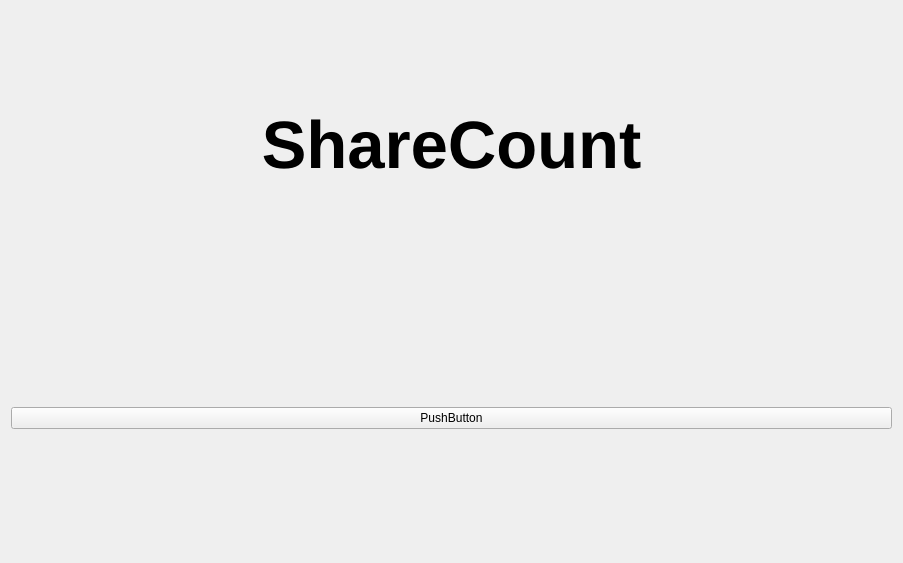
Esr0g/ShareCount, file vues/pageCreationCompte/PageCreationCompte.ui: the form before one commit.
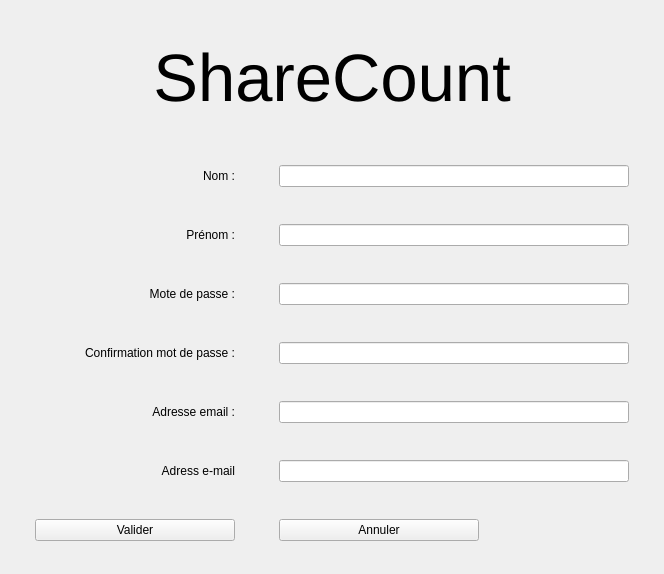
The form after the commit.

Commit message: Lorsque l'on appuie sur annuler de la page creéation de compte on reviens maintenant sur la page d'accueil

```diff
--- a/vues/pageCreationCompte/PageCreationCompte.ui
+++ b/vues/pageCreationCompte/PageCreationCompte.ui
@@ -6,21 +6,104 @@
    <rect>
     <x>0</x>
     <y>0</y>
-    <width>903</width>
-    <height>563</height>
+    <width>664</width>
+    <height>574</height>
    </rect>
   </property>
   <property name="windowTitle">
    <string>Form</string>
   </property>
-  <layout class="QVBoxLayout" name="verticalLayout">
-   <item>
+  <layout class="QGridLayout" name="gridLayout">
+   <property name="sizeConstraint">
+    <enum>QLayout::SetDefaultConstraint</enum>
+   </property>
+   <property name="spacing">
+    <number>20</number>
+   </property>
+   <item row="3" column="0">
+    <widget class="QLabel" name="label_3">
+     <property name="text">
+      <string>Prénom :</string>
+     </property>
+     <property name="alignment">
+      <set>Qt::AlignRight|Qt::AlignTrailing|Qt::AlignVCenter</set>
+     </property>
+    </widget>
+   </item>
+   <item row="2" column="0">
+    <widget class="QLabel" name="label_2">
+     <property name="text">
+      <string>Nom :</string>
+     </property>
+     <property name="alignment">
+      <set>Qt::AlignRight|Qt::AlignTrailing|Qt::AlignVCenter</set>
+     </property>
+    </widget>
+   </item>
+   <item row="6" column="1">
+    <widget class="QLineEdit" name="lineEdit_5">
+     <property name="maximumSize">
+      <size>
+       <width>350</width>
+       <height>16777215</height>
+      </size>
+     </property>
+    </widget>
+   </item>
+   <item row="6" column="0">
+    <widget class="QLabel" name="label_6">
+     <property name="text">
+      <string>Adresse email :</string>
+     </property>
+     <property name="alignment">
+      <set>Qt::AlignRight|Qt::AlignTrailing|Qt::AlignVCenter</set>
+     </property>
+    </widget>
+   </item>
+   <item row="7" column="0">
+    <widget class="QLabel" name="label_7">
+     <property name="text">
+      <string>Adress e-mail</string>
+     </property>
+     <property name="alignment">
+      <set>Qt::AlignRight|Qt::AlignTrailing|Qt::AlignVCenter</set>
+     </property>
+    </widget>
+   </item>
+   <item row="5" column="1">
+    <widget class="QLineEdit" name="lineEdit_4">
+     <property name="maximumSize">
+      <size>
+       <width>350</width>
+       <height>16777215</height>
+      </size>
+     </property>
+     <property name="echoMode">
+      <enum>QLineEdit::Password</enum>
+     </property>
+    </widget>
+   </item>
+   <item row="7" column="1">
+    <widget class="QLineEdit" name="lineEdit_6">
+     <property name="maximumSize">
+      <size>
+       <width>350</width>
+       <height>16777215</height>
+      </size>
+     </property>
+    </widget>
+   </item>
+   <item row="1" column="0" colspan="2">
     <widget class="QLabel" name="label">
+     <property name="maximumSize">
+      <size>
+       <width>16777215</width>
+       <height>100</height>
+      </size>
+     </property>
      <property name="font">
       <font>
        <pointsize>50</pointsize>
-       <weight>75</weight>
-       <bold>true</bold>
       </font>
      </property>
      <property name="text">
@@ -31,19 +114,84 @@
      </property>
     </widget>
    </item>
-   <item>
-    <layout class="QVBoxLayout" name="verticalLayout_2">
-     <item>
-      <layout class="QFormLayout" name="formLayout"/>
-     </item>
-     <item>
-      <widget class="QPushButton" name="pushButton">
-       <property name="text">
-        <string>PushButton</string>
-       </property>
-      </widget>
-     </item>
-    </layout>
+   <item row="3" column="1">
+    <widget class="QLineEdit" name="lineEdit_2">
+     <property name="maximumSize">
+      <size>
+       <width>350</width>
+       <height>16777215</height>
+      </size>
+     </property>
+    </widget>
+   </item>
+   <item row="2" column="1">
+    <widget class="QLineEdit" name="lineEdit">
+     <property name="maximumSize">
+      <size>
+       <width>350</width>
+       <height>16777215</height>
+      </size>
+     </property>
+    </widget>
+   </item>
+   <item row="4" column="1">
+    <widget class="QLineEdit" name="lineEdit_3">
+     <property name="maximumSize">
+      <size>
+       <width>350</width>
+       <height>16777215</height>
+      </size>
+     </property>
+     <property name="echoMode">
+      <enum>QLineEdit::Password</enum>
+     </property>
+    </widget>
+   </item>
+   <item row="4" column="0">
+    <widget class="QLabel" name="label_4">
+     <property name="text">
+      <string>Mote de passe :</string>
+     </property>
+     <property name="alignment">
+      <set>Qt::AlignRight|Qt::AlignTrailing|Qt::AlignVCenter</set>
+     </property>
+    </widget>
+   </item>
+   <item row="8" column="0">
+    <widget class="QPushButton" name="pushButton">
+     <property name="maximumSize">
+      <size>
+       <width>200</width>
+       <height>16777215</height>
+      </size>
+     </property>
+     <property name="text">
+      <string>Valider</string>
+     </property>
+    </widget>
+   </item>
+   <item row="5" column="0">
+    <widget class="QLabel" name="label_5">
+     <property name="text">
+      <string>Confirmation mot de passe :</string>
+     </property>
+     <property name="alignment">
+      <set>Qt::AlignRight|Qt::AlignTrailing|Qt::AlignVCenter</set>
+     </property>
+    </widget>
+   </item>
+   <item row="8" column="1">
+    <widget class="QPushButton" name="pushButton_2">
+     <property name="maximumSize">
+      <size>
+       <width>200</width>
+       <height>16777215</height>
+      </size>
+     </property>
+     <property name="text">
+      <string>Annuler</string>
+     </property>
+    </widget>
    </item>
   </layout>
  </widget>
```
The commit also changes 6 other files.
